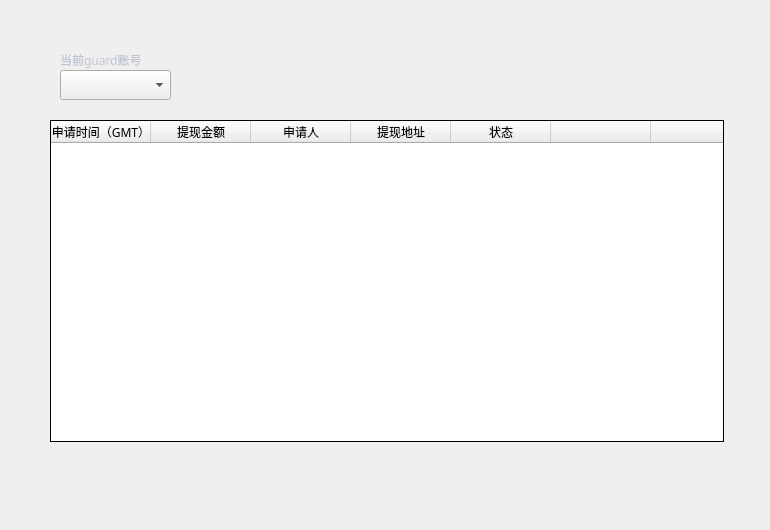
Old version of the form LNKWallet/guard/WithdrawConfirmPage.ui in the repository HcashOrg/hx-indicator.
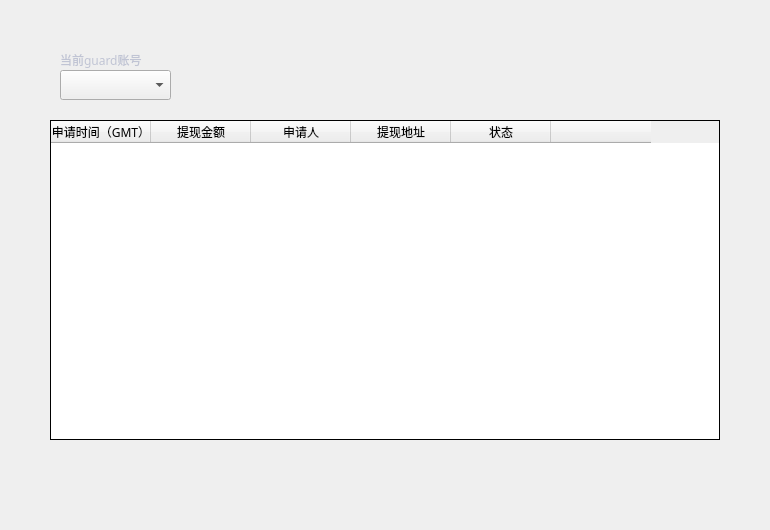
New version of the form.

What changed in the file:
```diff
--- a/LNKWallet/guard/WithdrawConfirmPage.ui
+++ b/LNKWallet/guard/WithdrawConfirmPage.ui
@@ -18,8 +18,8 @@
     <rect>
      <x>50</x>
      <y>120</y>
-     <width>674</width>
-     <height>322</height>
+     <width>670</width>
+     <height>320</height>
     </rect>
    </property>
    <property name="cursor" stdset="0">
@@ -149,11 +149,6 @@
      <string/>
     </property>
    </column>
-   <column>
-    <property name="text">
-     <string/>
-    </property>
-   </column>
   </widget>
   <widget class="QComboBox" name="accountComboBox">
    <property name="geometry">
```
